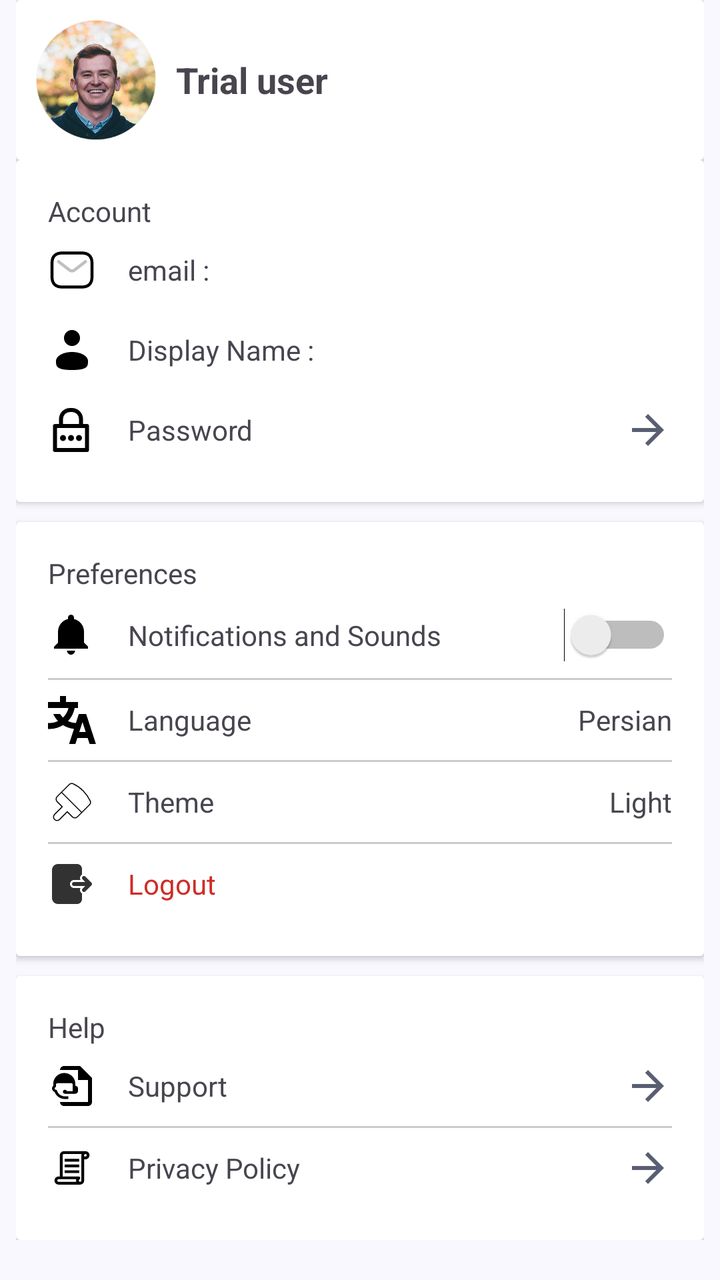
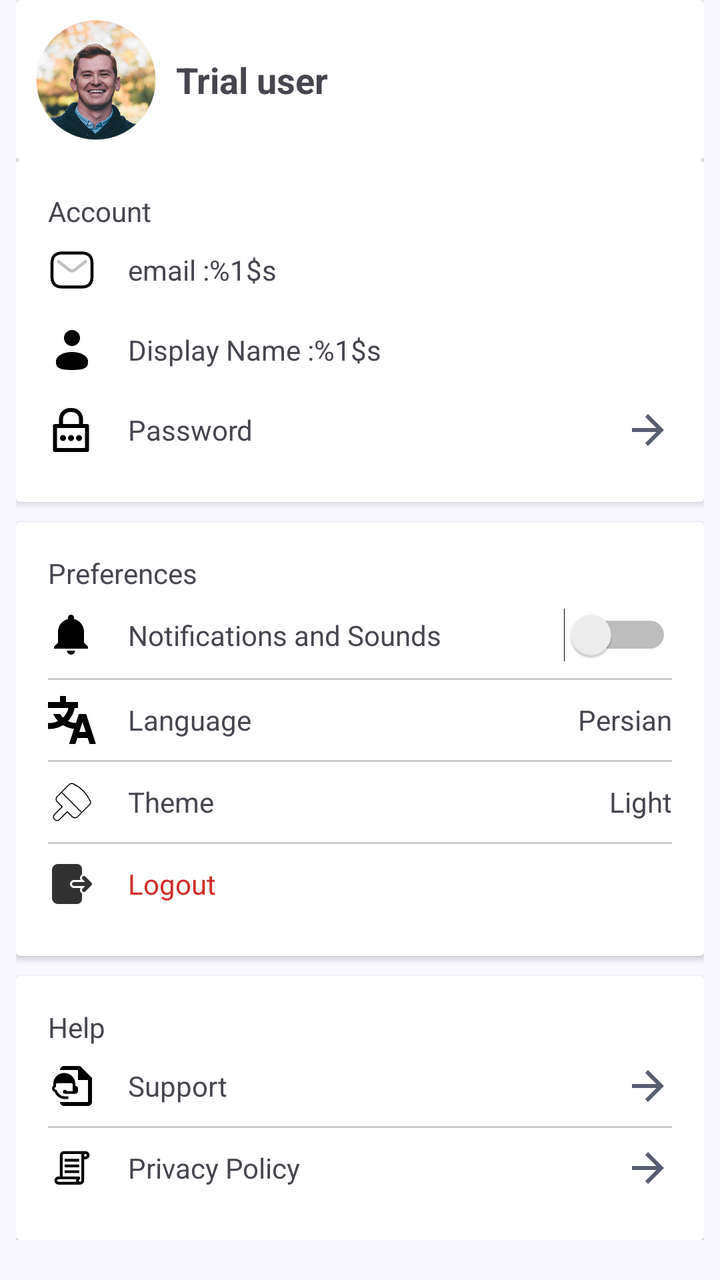

The first picture is an Android layout as it rendered before a commit; the second is the same layout after the commit. The layout source and the unified diff follow.
<!-- AndroidManifest.xml: application theme Theme.Iotequipment -->
<!-- res/layout/fragment_settings.xml -->
<?xml version="1.0" encoding="utf-8"?>
<ScrollView
    xmlns:android="http://schemas.android.com/apk/res/android"
    android:layout_width="match_parent"
    android:layout_height="match_parent"
    android:background="@color/md_theme_background"
    android:paddingRight="8dp"
    android:paddingLeft="8dp"
    >

    <LinearLayout
        android:orientation="vertical"
        android:layout_width="match_parent"
        android:layout_height="wrap_content">

        <include layout="@layout/item_profile" />

        <include layout="@layout/item_account" />

        <View android:layout_width="match_parent"
            android:layout_height="10dp" />

        <include layout="@layout/item_preferences"
            android:id="@+id/include_preferences"

            />

        <View android:layout_width="match_parent"
            android:layout_height="10dp" />
        <include layout="@layout/item_help" />
    </LinearLayout>
</ScrollView>
<!-- res/layout/item_profile.xml (included above) -->
<?xml version="1.0" encoding="utf-8"?>
<androidx.cardview.widget.CardView
    android:layout_width="match_parent"
    android:layout_height="wrap_content"
    xmlns:android="http://schemas.android.com/apk/res/android">

    <LinearLayout
        android:orientation="horizontal"
        android:layout_width="match_parent"
        android:layout_height="wrap_content"
        android:gravity="center_vertical">

        <ImageView
            android:id="@+id/imageProfile"
            android:layout_width="60dp"
            android:layout_height="60dp"
            android:layout_margin="10dp"
            android:src="@drawable/ic_profile"
            android:scaleType="centerCrop"
            android:layout_marginEnd="12dp"
            android:background="@drawable/ic_profile" />

            <TextView
                android:text="@string/user_trial"
                android:textStyle="bold"
                android:textSize="18sp"
                android:layout_width="wrap_content"
                android:layout_height="wrap_content" />
    </LinearLayout>

</androidx.cardview.widget.CardView>
<!-- res/layout/item_account.xml (included above) -->
<?xml version="1.0" encoding="utf-8"?>
<androidx.cardview.widget.CardView xmlns:android="http://schemas.android.com/apk/res/android"
    xmlns:tools="http://schemas.android.com/tools"
    android:layout_width="match_parent"
    android:layout_height="wrap_content"
    android:elevation="4dp"
    android:radius="12dp">

    <LinearLayout
        android:layout_width="match_parent"
        android:layout_height="wrap_content"
        android:orientation="vertical"
        android:padding="16dp">
        <TextView
            android:layout_width="match_parent"
            android:layout_height="wrap_content"
            android:text="@string/settings_account"
            android:layout_gravity="start"
            />
        
        <LinearLayout
            android:layout_width="match_parent"
            android:layout_height="wrap_content"
            android:gravity="center_vertical"
            android:clickable="true"
            android:focusable="true"
            android:background="?attr/selectableItemBackground"
            android:paddingVertical="8dp">

            <ImageView
                android:layout_width="24dp"
                android:layout_height="24dp"
                android:src="@drawable/ic_email" />

            <TextView
                android:layout_width="0dp"
                android:layout_height="wrap_content"
                android:layout_marginStart="16dp"
                android:layout_weight="1"
                android:text="@string/setting_email"
                android:textDirection="locale"
                android:gravity="start"
                />

        </LinearLayout>
        
        <LinearLayout
            android:layout_width="match_parent"
            android:layout_height="wrap_content"
            android:gravity="center_vertical"
            android:paddingVertical="8dp"
            android:clickable="true"
            android:focusable="true"
            android:background="?attr/selectableItemBackground"
            >

            <ImageView
                android:layout_width="24dp"
                android:layout_height="24dp"
                android:src="@drawable/ic_user" />

            <TextView
                android:layout_width="0dp"
                android:layout_height="wrap_content"
                android:layout_marginStart="16dp"
                android:layout_weight="1"
                android:text="@string/setting_display_name"
                android:textDirection="locale"
                android:gravity="start"
                />

        </LinearLayout>


        <LinearLayout
            android:layout_width="match_parent"
            android:layout_height="wrap_content"
            android:gravity="center_vertical"
            android:paddingVertical="8dp"
            android:clickable="true"
            android:focusable="true"
            android:background="?attr/selectableItemBackground"
            >

            <ImageView
                android:layout_width="24dp"
                android:layout_height="24dp"
                android:src="@drawable/ic_password" />

            <TextView
                android:layout_width="0dp"
                android:layout_height="wrap_content"
                android:layout_marginStart="16dp"
                android:layout_weight="1"
                android:text="@string/auth_password"
                android:textDirection="locale"
                android:gravity="start"
                />

            <ImageView
                android:layout_width="24dp"
                android:layout_height="24dp"
                android:src="@drawable/ic_back"
                android:scaleX="-1"
                />
        </LinearLayout>



    </LinearLayout>
</androidx.cardview.widget.CardView>
<!-- res/layout/item_preferences.xml (included above) -->
<?xml version="1.0" encoding="utf-8"?>
<androidx.cardview.widget.CardView
    xmlns:android="http://schemas.android.com/apk/res/android"
    xmlns:tools="http://schemas.android.com/tools"
    android:layout_width="match_parent"
    android:layout_height="wrap_content"
    android:elevation="4dp"
    android:radius="12dp">


    <LinearLayout
        android:layout_width="match_parent"
        android:layout_height="wrap_content"
        android:orientation="vertical"
        android:padding="16dp">

        <TextView
            android:layout_width="match_parent"
            android:layout_height="wrap_content"
            android:text="@string/settings_preferences"
            android:layout_gravity="start" />

        
        <LinearLayout
            android:layout_width="match_parent"
            android:layout_height="wrap_content"
            android:gravity="center_vertical"
            android:paddingVertical="8dp">

            <ImageView
                android:layout_width="24dp"
                android:layout_height="24dp"
                android:src="@drawable/ic_notifications" />

            <TextView
                android:layout_width="0dp"
                android:layout_height="wrap_content"
                android:layout_marginStart="16dp"
                android:layout_weight="1"
                android:text="@string/settings_notifications"
                android:gravity="start"
                android:textDirection="locale" />

            <Switch
                android:id="@+id/switchNotifications"
                android:layout_width="wrap_content"
                android:layout_height="wrap_content"
                tools:ignore="UseSwitchCompatOrMaterialXml" />
        </LinearLayout>

        <View
            android:layout_width="match_parent"
            android:layout_height="1dp"
            android:background="#CCC" />

        
        <LinearLayout
            android:id="@+id/languageLayout"
            android:layout_width="match_parent"
            android:layout_height="wrap_content"
            android:orientation="horizontal"
            android:gravity="center_vertical"
            android:paddingVertical="8dp"
            android:clickable="true"
            android:focusable="true"
            android:background="?attr/selectableItemBackground"
            >

            <ImageView
                android:layout_width="24dp"
                android:layout_height="24dp"
                android:src="@drawable/ic_language" />

            <TextView
                android:layout_width="0dp"
                android:layout_height="wrap_content"
                android:layout_marginStart="16dp"
                android:layout_weight="1"
                android:text="@string/settings_language_btn"
                android:gravity="start"
                android:textDirection="locale" />

            <TextView
                android:id="@+id/currentLanguageText"
                android:layout_width="wrap_content"
                android:layout_height="wrap_content"
                android:text="@string/settings_language_fa" />
        </LinearLayout>

        <View
            android:layout_width="match_parent"
            android:layout_height="1dp"
            android:background="#CCC" />

        
        <LinearLayout
            android:id="@+id/themeLayout"
            android:layout_width="match_parent"
            android:layout_height="wrap_content"
            android:orientation="horizontal"
            android:gravity="center_vertical"
            android:paddingVertical="8dp"
            android:clickable="true"
            android:focusable="true"
            android:background="?attr/selectableItemBackground">

            <ImageView
                android:layout_width="24dp"
                android:layout_height="24dp"
                android:src="@drawable/ic_theme" />

            <TextView
                android:layout_width="0dp"
                android:layout_height="wrap_content"
                android:layout_marginStart="16dp"
                android:layout_weight="1"
                android:text="@string/settings_theme_btn"
                android:gravity="start"
                android:textDirection="locale" />

            <TextView
                android:id="@+id/currentThemeText"
                android:layout_width="wrap_content"
                android:layout_height="wrap_content"
                android:text="@string/settings_theme_light" />
        </LinearLayout>

        <View
            android:layout_width="match_parent"
            android:layout_height="1dp"
            android:background="#CCC" />

        
        <LinearLayout
            android:id="@+id/logoutLayout"
            android:layout_width="match_parent"
            android:layout_height="wrap_content"
            android:orientation="horizontal"
            android:gravity="center_vertical"
            android:paddingVertical="8dp"
            android:clickable="true"
            android:focusable="true"
            android:background="?attr/selectableItemBackground">

            <ImageView
                android:layout_width="24dp"
                android:layout_height="24dp"
                android:src="@drawable/ic_logout" />

            <TextView
                android:layout_width="0dp"
                android:layout_height="wrap_content"
                android:layout_marginStart="16dp"
                android:layout_weight="1"
                android:text="@string/auth_logout"
                android:textColor="@color/md_theme_errorContainer_mediumContrast"
                android:gravity="start"
                android:textDirection="locale" />
        </LinearLayout>

    </LinearLayout>
</androidx.cardview.widget.CardView>
<!-- res/layout/item_help.xml (included above) -->
<?xml version="1.0" encoding="utf-8"?>
<androidx.cardview.widget.CardView
    xmlns:android="http://schemas.android.com/apk/res/android"
    xmlns:tools="http://schemas.android.com/tools"
    android:layout_width="match_parent"
    android:layout_height="wrap_content"
    android:elevation="4dp"
    android:radius="12dp">


    <LinearLayout
        android:layout_width="match_parent"
        android:layout_height="wrap_content"
        android:orientation="vertical"
        android:padding="16dp">
        <TextView
            android:layout_width="match_parent"
            android:layout_height="wrap_content"
            android:text="@string/settings_help"
            android:textDirection="locale"
            android:layout_gravity="start"
            />
        
        <LinearLayout
            android:layout_width="match_parent"
            android:layout_height="wrap_content"
            android:gravity="center_vertical"
            android:paddingVertical="8dp"
            android:clickable="true"
            android:focusable="true"
            android:background="?attr/selectableItemBackground"
            >

            <ImageView
                android:layout_width="24dp"
                android:layout_height="24dp"
                android:src="@drawable/ic_help" />

            <TextView
                android:layout_width="0dp"
                android:layout_height="wrap_content"
                android:layout_marginStart="16dp"
                android:layout_weight="1"
                android:text="@string/action_support"
                android:textDirection="locale"
                android:gravity="start"

                />

            <ImageView
                android:layout_width="24dp"
                android:layout_height="24dp"
                android:src="@drawable/ic_back"
                android:scaleX="-1"
                />

        </LinearLayout>
        <View
            android:layout_width="match_parent"
            android:layout_height="1dp"
            android:background="#CCC" />
        
        <LinearLayout
            android:layout_width="match_parent"
            android:layout_height="wrap_content"
            android:gravity="center_vertical"
            android:paddingVertical="8dp"
            android:clickable="true"
            android:focusable="true"
            android:background="?attr/selectableItemBackground"
            >

            <ImageView
                android:layout_width="24dp"
                android:layout_height="24dp"
                android:src="@drawable/ic_policy" />

            <TextView
                android:layout_width="0dp"
                android:layout_height="wrap_content"
                android:layout_marginStart="16dp"
                android:layout_weight="1"
                android:textDirection="locale"
                android:gravity="start"
                android:text="@string/action_privacy"
                />

            <ImageView
                android:layout_width="24dp"
                android:layout_height="24dp"
                android:src="@drawable/ic_back"
                android:scaleX="-1"
                />

        </LinearLayout>

    </LinearLayout>
</androidx.cardview.widget.CardView>
<!-- resources referenced by this layout -->
<resources>
  <color name="md_theme_background">#FAF8FF</color>
  <color name="md_theme_errorContainer_mediumContrast">#CF2C27</color>
  <!-- drawable ic_back (drawable) -->
  <vector xmlns:android="http://schemas.android.com/apk/res/android"
      android:autoMirrored="true" android:height="24dp"
      android:tint="@color/md_theme_secondary" android:viewportHeight="24"
      android:viewportWidth="24"
      android:width="24dp">
        
      <path android:fillColor="@color/black"
          android:pathData="M20,11H7.83l5.59,-5.59L12,4l-8,8 8,8 1.41,-1.41L7.83,13H20v-2z"/>
      
  </vector>
  <!-- drawable ic_language (drawable) -->
  <vector xmlns:android="http://schemas.android.com/apk/res/android"
      android:width="64dp"
      android:height="64dp"
      android:viewportWidth="16"
      android:viewportHeight="16">
    <path
        android:pathData="M4,0H6V2H10V4H8.868C8.571,5.67 7.786,7.171 6.666,8.351C7.466,8.739 8.357,8.968 9.299,8.997L10.274,6H12.726L15.976,16H13.873L13.224,14H9.776L9.126,16H7.023L8.662,10.959C7.326,10.828 6.082,10.389 5,9.712C3.695,10.528 2.153,11 0.5,11H0V9H0.5C1.516,9 2.478,8.767 3.334,8.351C2.684,7.666 2.146,6.872 1.752,6H4.022C4.3,6.435 4.629,6.834 5,7.19C5.887,6.339 6.534,5.238 6.826,4H0V2H4V0ZM12.573,12L11.5,8.697L10.427,12H12.573Z"
        android:fillColor="#000000"
        android:fillType="evenOdd"/>
  </vector>
  <!-- drawable ic_notifications (drawable) -->
  <vector xmlns:android="http://schemas.android.com/apk/res/android"
      android:width="64dp"
      android:height="64dp"
      android:viewportWidth="24"
      android:viewportHeight="24">
    <path
        android:pathData="M11.5,22c1.1,0 2,-0.9 2,-2h-4c0,1.1 0.9,2 2,2zM18,16v-5.5c0,-3.07 -2.13,-5.64 -5,-6.32L13,3.5c0,-0.83 -0.67,-1.5 -1.5,-1.5S10,2.67 10,3.5v0.68c-2.87,0.68 -5,3.25 -5,6.32L5,16l-2,2v1h17v-1l-2,-2z"
        android:fillColor="#000000"/>
  </vector>
  <!-- drawable ic_user (drawable) -->
  <vector xmlns:android="http://schemas.android.com/apk/res/android" android:height="64dp" android:viewportHeight="24" android:viewportWidth="24" android:width="64dp">
        
      <path android:fillColor="#000000" android:pathData="M12,6m-4,0a4,4 0,1 1,8 0a4,4 0,1 1,-8 0"/>
        
      <path android:fillColor="#000000" android:pathData="M20,17.5C20,19.985 20,22 12,22C4,22 4,19.985 4,17.5C4,15.015 7.582,13 12,13C16.418,13 20,15.015 20,17.5Z"/>
      
  </vector>
  <string name="action_privacy">Privacy Policy</string>
  <string name="action_support">Support</string>
  <string name="auth_logout">Logout</string>
  <string name="auth_password">Password</string>
  <string name="setting_display_name">Display Name :</string>
  <string name="setting_email">email :</string>
  <string name="settings_account">Account</string>
  <string name="settings_help">Help</string>
  <string name="settings_language_btn">Language</string>
  <string name="settings_language_fa">Persian</string>
  <string name="settings_notifications">Notifications and Sounds</string>
  <string name="settings_preferences">Preferences</string>
  <string name="settings_theme_btn">Theme</string>
  <string name="settings_theme_light">Light</string>
  <string name="user_trial">Trial user</string>
  <style name="Theme.Iotequipment" parent="Base.Theme.Iotequipment" />
  <color name="md_theme_secondary">#595E72</color>
  <color name="black">#FF000000</color>
  <style name="Base.Theme.Iotequipment" parent="Theme.Material3.DayNight.NoActionBar">
          <item name="fontFamily">@font/iran_yekan_regular</item>
          
          
          <item name="colorPrimary">@color/md_theme_primary</item>
          <item name="android:colorBackground">@color/md_theme_background</item>
  
      </style>
  <color name="md_theme_primary">#0055EF</color>
  <!-- unchanged entries left out for length: 7 -->
</resources>

<!-- the commit's change to res/layout/fragment_settings.xml (unified diff, before → after) -->
@@ -13,14 +13,19 @@
         android:layout_width="match_parent"
         android:layout_height="wrap_content">
 
-        <include layout="@layout/item_profile" />
-
-        <include layout="@layout/item_account" />
+        <include layout="@layout/item_profile"
+            android:id="@+id/include_profile"
+            />
+
+        <include layout="@layout/item_account"
+            android:id="@+id/item_account"
+            />
 
         <View android:layout_width="match_parent"
             android:layout_height="10dp" />
 
-        <include layout="@layout/item_preferences"
+        <include
+            layout="@layout/item_preferences"
             android:id="@+id/include_preferences"
 
             />
@@ -54,6 +59,7 @@
             android:background="@drawable/ic_profile" />
 
             <TextView
+                android:id="@+id/txtUserName"
                 android:text="@string/user_trial"
                 android:textStyle="bold"
                 android:textSize="18sp"
@@ -98,6 +104,7 @@
                 android:src="@drawable/ic_email" />
 
             <TextView
+                android:id="@+id/txtEmailName"
                 android:layout_width="0dp"
                 android:layout_height="wrap_content"
                 android:layout_marginStart="16dp"
@@ -125,6 +132,7 @@
                 android:src="@drawable/ic_user" />
 
             <TextView
+                android:id="@+id/txtDisplayName"
                 android:layout_width="0dp"
                 android:layout_height="wrap_content"
                 android:layout_marginStart="16dp"
@@ -153,6 +161,7 @@
                 android:src="@drawable/ic_password" />
 
             <TextView
+                android:id="@+id/btnPassword"
                 android:layout_width="0dp"
                 android:layout_height="wrap_content"
                 android:layout_marginStart="16dp"
<!-- resource entries referenced after the edit -->
@@ -46,8 +46,8 @@
   <string name="action_support">Support</string>
   <string name="auth_logout">Logout</string>
   <string name="auth_password">Password</string>
-  <string name="setting_display_name">Display Name :</string>
-  <string name="setting_email">email :</string>
+  <string name="setting_display_name">Display Name :%1$s</string>
+  <string name="setting_email">email :%1$s</string>
   <string name="settings_account">Account</string>
   <string name="settings_help">Help</string>
   <string name="settings_language_btn">Language</string>
